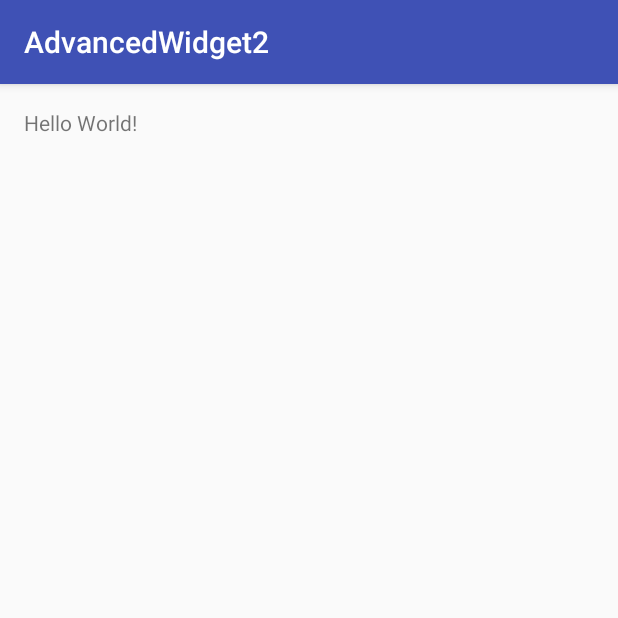
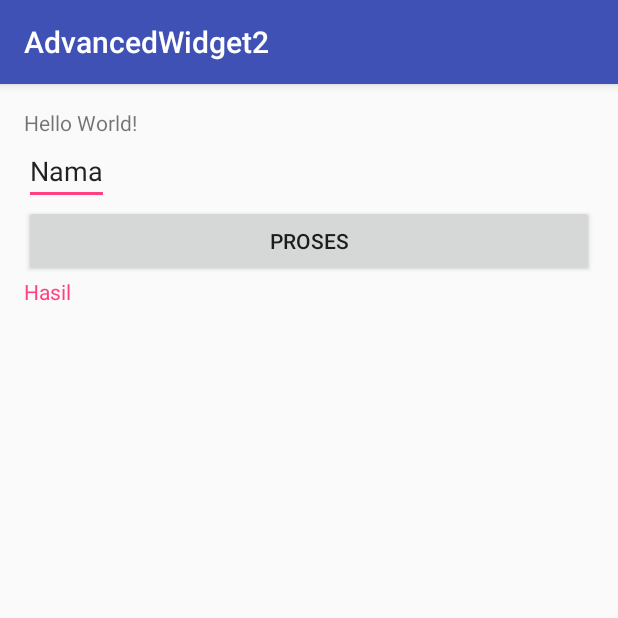
Before and after one commit to sigitapriyan/AdvancedWidget2, an Android app: the screen it shows after launch (MainActivity), on a phone screen of 412 x 824 dp, the top half of it. Run offline under Robolectric (Android 15) with nearby library versions, the phone set to English and light mode, and no system bars; our stand-ins replace ButterKnife.

```diff
--- a/app/build.gradle
+++ b/app/build.gradle
@@ -1,4 +1,5 @@
 apply plugin: 'com.android.application'
+apply plugin: 'android-apt'
 
 android {
     compileSdkVersion 24
@@ -26,4 +27,6 @@ dependencies {
     })
     compile 'com.android.support:appcompat-v7:24.2.1'
     testCompile 'junit:junit:4.12'
+    compile 'com.jakewharton:butterknife:8.4.0'
+    apt 'com.jakewharton:butterknife-compiler:8.4.0'
 }
--- a/app/src/main/java/id/sch/smktelkom_mlg/learn/advancedwidget2/MainActivity.java
+++ b/app/src/main/java/id/sch/smktelkom_mlg/learn/advancedwidget2/MainActivity.java
@@ -2,12 +2,35 @@ package id.sch.smktelkom_mlg.learn.advancedwidget2;
 
 import android.support.v7.app.AppCompatActivity;
 import android.os.Bundle;
+import android.widget.EditText;
+import android.widget.TextView;
+
+import butterknife.BindColor;
+import butterknife.BindView;
+import butterknife.ButterKnife;
+import butterknife.OnClick;
 
 public class MainActivity extends AppCompatActivity {
+
+    @BindView(R.id.editTextNama)
+    EditText etNama;
+    @BindView(R.id.textViewHasil)
+    TextView tvHasil;
+    @BindColor(R.color.colorAccent)
+    int colorAccent;
 
     @Override
     protected void onCreate(Bundle savedInstanceState) {
         super.onCreate(savedInstanceState);
         setContentView(R.layout.activity_main);
+
+        ButterKnife.bind(this);
+
+        tvHasil.setTextColor(colorAccent);
+    }
+    @OnClick(R.id.buttonProses)
+    public void doProcess()
+    {
+        tvHasil.setText("Nama Anda: "+etNama.getText());
     }
 }
--- a/app/src/main/res/layout/activity_main.xml
+++ b/app/src/main/res/layout/activity_main.xml
@@ -15,4 +15,23 @@
         android:layout_width="wrap_content"
         android:layout_height="wrap_content"
         android:text="Hello World!" />
+
+    <EditText
+        android:layout_width="wrap_content"
+        android:layout_height="wrap_content"
+        android:text="Nama"
+        android:id="@+id/editTextNama" />
+
+    <Button
+        android:text="Proses"
+        android:layout_width="match_parent"
+        android:layout_height="wrap_content"
+        android:id="@+id/buttonProses" />
+
+    <TextView
+        android:text="Hasil"
+        android:layout_width="wrap_content"
+        android:layout_height="wrap_content"
+        android:id="@+id/textViewHasil" />
+
 </LinearLayout>
--- a/build.gradle
+++ b/build.gradle
@@ -6,6 +6,7 @@ buildscript {
     }
     dependencies {
         classpath 'com.android.tools.build:gradle:2.2.2'
+        classpath 'com.neenbedankt.gradle.plugins:android-apt:1.8'
 
         // NOTE: Do not place your application dependencies here; they belong
         // in the individual module build.gradle files
```
